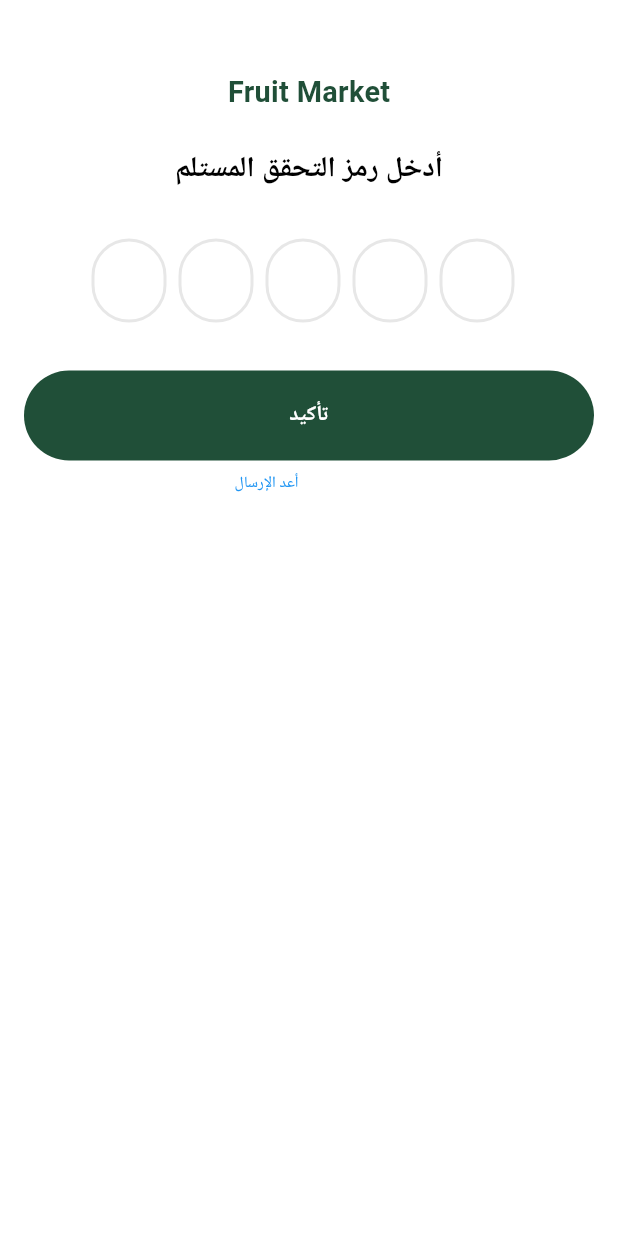
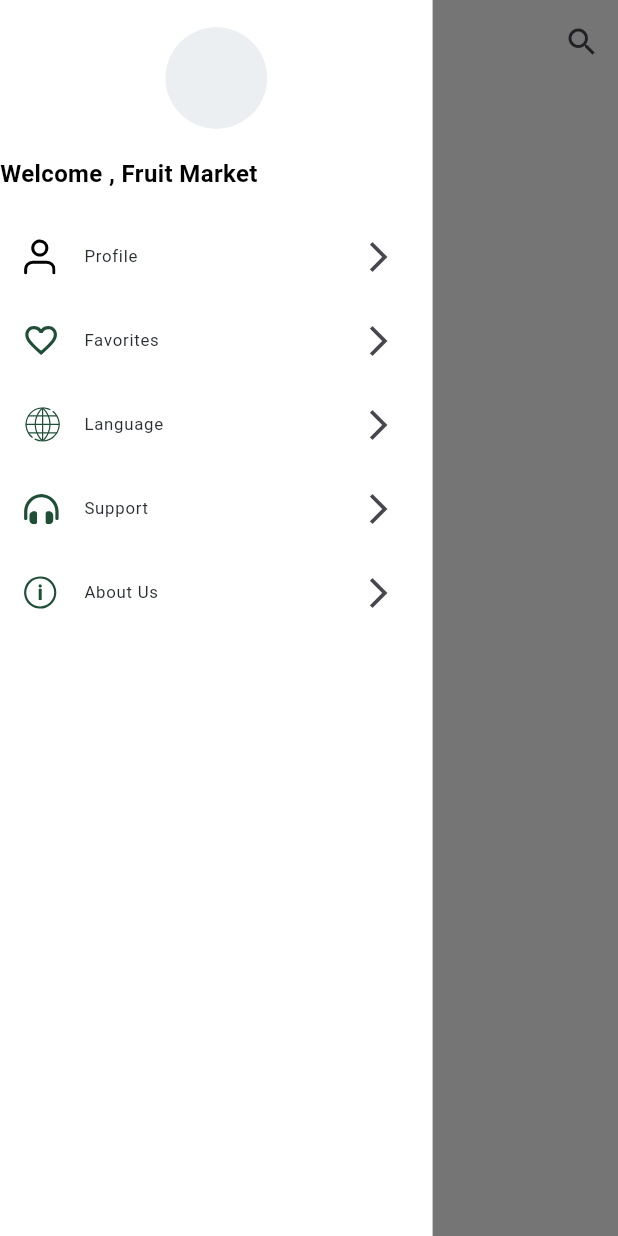
Before and after one commit to IbrahemZakria/responsive_fruits, a Flutter app: the screen it shows after launch, with the side drawer open (before the commit the screen has no drawer), on a phone screen of 412 x 824 dp. Run offline on Flutter 3.47's test engine with Material 3 defaults, Android fonts, the phone set to English and light mode, and no system bars; drawn by our look-alikes of flutter_otp_text_field; our stand-ins replace flutter_svg; Roboto replaces fonts that are missing (Montserrat).

Commit message:
end drawer

```diff
--- a/lib/core/utils/assets.dart
+++ b/lib/core/utils/assets.dart
@@ -2,11 +2,23 @@
 class Assets {
   Assets._();
 
+  static const String resourceImagesAboutUs = "assets/images/about_us.svg";
+
   static const String resourceImagesFacebook = "assets/images/facebook.svg";
+
+  static const String resourceImagesFavorit = "assets/images/favorit.svg";
+
+  static const String resourceImagesGlobalLanguage = "assets/images/global_language.svg";
 
   static const String resourceImagesGoogel = "assets/images/googel.svg";
 
   static const String resourceImagesOmboarding = "assets/images/omboarding.svg";
 
+  static const String resourceImagesPerson = "assets/images/person.svg";
+
   static const String resourceImagesPhone = "assets/images/phone.svg";
+
+  static const String resourceImagesSupport = "assets/images/support.svg";
+
+  static const String resourceImagesTermsConditon = "assets/images/terms_conditon.svg";
 }
--- a/lib/core/utils/functions/on_generate_route.dart
+++ b/lib/core/utils/functions/on_generate_route.dart
@@ -4,6 +4,7 @@ import 'package:responsive_fruits/features/auth/presentation/pages/o_t_p_views.d
 import 'package:responsive_fruits/features/auth/presentation/pages/sign_in.dart';
 import 'package:responsive_fruits/features/auth/presentation/pages/phone_sign_up_page.dart';
 import 'package:responsive_fruits/features/auth/presentation/pages/sign_up.dart';
+import 'package:responsive_fruits/features/home.dart/presentation/pages/home_page.dart';
 import 'package:responsive_fruits/features/onboarding/presentation/pages/on_boarding_view.dart';
 
 Route<dynamic> onGenerateRoute(RouteSettings settings) {
@@ -20,6 +21,8 @@ Route<dynamic> onGenerateRoute(RouteSettings settings) {
       return MaterialPageRoute(builder: (context) => ForgetPasswordPage());
     case OTPViews.routeName:
       return MaterialPageRoute(builder: (context) => OTPViews());
+    case HomePage.routeName:
+      return MaterialPageRoute(builder: (context) => HomePage());
 
     default:
       return MaterialPageRoute(
--- /dev/null
+++ b/lib/features/home.dart/data/models/drawer_item_model.dart
@@ -0,0 +1,10 @@
+class DrawerItemModel {
+  final String titel, image;
+  final void Function()? onTap;
+
+  DrawerItemModel({
+    required this.titel,
+    required this.image,
+    required this.onTap,
+  });
+}
--- /dev/null
+++ b/lib/features/home.dart/presentation/pages/home_page.dart
@@ -0,0 +1,28 @@
+import 'package:flutter/material.dart';
+import 'package:responsive_fruits/core/utils/helper/thems/app_text_syles.dart';
+import 'package:responsive_fruits/features/home.dart/presentation/widgets/drawer_widgets/drawer_body.dart';
+
+class HomePage extends StatelessWidget {
+  const HomePage({super.key});
+  static const String routeName = "HomePage";
+
+  @override
+  Widget build(BuildContext context) {
+    return Scaffold(
+      appBar: MediaQuery.sizeOf(context).width < 600
+          ? AppBar(
+              backgroundColor: Colors.transparent,
+              elevation: 0,
+              centerTitle: true,
+              actions: [IconButton(onPressed: () {}, icon: Icon(Icons.search))],
+              title: Text(
+                "Fruit Market",
+                style: AppTextSyles.textStyle20sb(context),
+              ),
+            )
+          : null,
+      drawer: MediaQuery.sizeOf(context).width <= 600 ? DrawerBody() : null,
+      body: Container(),
+    );
+  }
+}
--- /dev/null
+++ b/lib/features/home.dart/presentation/widgets/drawer_widgets/drawer_body.dart
@@ -0,0 +1,36 @@
+import 'package:flutter/material.dart';
+import 'package:responsive_fruits/core/utils/helper/thems/app_text_syles.dart';
+import 'package:responsive_fruits/features/home.dart/presentation/widgets/drawer_widgets/drawer_items.dart';
+import 'package:responsive_fruits/features/home.dart/presentation/widgets/user_avatar.dart';
+import 'package:responsive_fruits/generated/l10n.dart';
+
+class DrawerBody extends StatelessWidget {
+  const DrawerBody({super.key});
+
+  @override
+  Widget build(BuildContext context) {
+    return Expanded(
+      flex: 2,
+      child: Container(
+        width: MediaQuery.sizeOf(context).width * .7,
+        color: Colors.white,
+        child: CustomScrollView(
+          slivers: [
+            SliverToBoxAdapter(child: SizedBox(height: 16)),
+            SliverToBoxAdapter(child: CustomUserAvatar()),
+            SliverToBoxAdapter(child: SizedBox(height: 16)),
+
+            SliverToBoxAdapter(
+              child: Text(
+                "${S.of(context).welcome} , Fruit Market",
+                style: AppTextSyles.textStyle22B(context),
+              ),
+            ),
+            SliverToBoxAdapter(child: SizedBox(height: 16)),
+            DrawerItems(),
+          ],
+        ),
+      ),
+    );
+  }
+}
--- /dev/null
+++ b/lib/features/home.dart/presentation/widgets/drawer_widgets/drawer_item.dart
@@ -0,0 +1,18 @@
+import 'package:flutter/material.dart';
+import 'package:flutter_svg/svg.dart';
+import 'package:responsive_fruits/core/utils/helper/thems/app_text_syles.dart';
+import 'package:responsive_fruits/features/home.dart/data/models/drawer_item_model.dart';
+
+class DrawerItem extends StatelessWidget {
+  const DrawerItem({super.key, required this.model});
+  final DrawerItemModel model;
+
+  @override
+  Widget build(BuildContext context) {
+    return ListTile(
+      trailing: Icon(Icons.arrow_forward_ios_outlined),
+      leading: SvgPicture.asset(model.image),
+      title: Text(model.titel, style: AppTextSyles.textStyle14re(context)),
+    );
+  }
+}
--- /dev/null
+++ b/lib/features/home.dart/presentation/widgets/drawer_widgets/drawer_items.dart
@@ -0,0 +1,54 @@
+import 'package:flutter/material.dart';
+import 'package:responsive_fruits/core/utils/assets.dart';
+import 'package:responsive_fruits/features/home.dart/data/models/drawer_item_model.dart';
+import 'package:responsive_fruits/features/home.dart/presentation/widgets/drawer_widgets/drawer_item.dart';
+import 'package:responsive_fruits/generated/l10n.dart';
+
+class DrawerItems extends StatefulWidget {
+  const DrawerItems({super.key});
+
+  @override
+  State<DrawerItems> createState() => _DrawerItemsState();
+}
+
+class _DrawerItemsState extends State<DrawerItems> {
+  int selectedIndex = 0;
+  @override
+  Widget build(BuildContext context) {
+    List<DrawerItemModel> models = [
+      DrawerItemModel(
+        titel: S.of(context).profile,
+        image: Assets.resourceImagesPerson,
+        onTap: () {},
+      ),
+      DrawerItemModel(
+        titel: S.of(context).favorites,
+        image: Assets.resourceImagesFavorit,
+        onTap: () {},
+      ),
+      DrawerItemModel(
+        titel: S.of(context).language,
+        image: Assets.resourceImagesGlobalLanguage,
+        onTap: () {},
+      ),
+      DrawerItemModel(
+        titel: S.of(context).support,
+        image: Assets.resourceImagesSupport,
+        onTap: () {},
+      ),
+      DrawerItemModel(
+        titel: S.of(context).about_us,
+        image: Assets.resourceImagesAboutUs,
+        onTap: () {},
+      ),
+    ];
+
+    return SliverList.builder(
+      itemCount: models.length,
+      itemBuilder: (context, index) => GestureDetector(
+        onTap: models[index].onTap,
+        child: DrawerItem(model: models[index]),
+      ),
+    );
+  }
+}
--- /dev/null
+++ b/lib/features/home.dart/presentation/widgets/user_avatar.dart
@@ -0,0 +1,190 @@
+import 'dart:io';
+import 'package:flutter/material.dart';
+
+class CustomUserAvatar extends StatelessWidget {
+  final double size;
+  final String? imageUrl; // image from network
+  final File? fileImage; // image from local File
+  final String? initials; // fallback initials like "IB"
+  final Color backgroundColor;
+  final Color initialsColor;
+  final double borderWidth;
+  final Color? borderColor;
+  final bool showStatus; // show status indicator (bottom-right)
+  final Color statusColor; // online/offline color
+  final double statusSize;
+  final bool showEditIcon; // small edit pencil overlay
+  final VoidCallback? onTap;
+
+  const CustomUserAvatar({
+    super.key,
+    this.size = 72,
+    this.imageUrl,
+    this.fileImage,
+    this.initials,
+    this.backgroundColor = const Color(0xFFECEFF1),
+    this.initialsColor = Colors.black87,
+    this.borderWidth = 2,
+    this.borderColor,
+    this.showStatus = false,
+    this.statusColor = Colors.green,
+    this.statusSize = 16,
+    this.showEditIcon = false,
+    this.onTap,
+  });
+
+  Widget _buildImage(BuildContext context) {
+    // Priority: local file -> network -> initials placeholder
+    if (fileImage != null) {
+      return ClipOval(
+        child: Image.file(
+          fileImage!,
+          width: size,
+          height: size,
+          fit: BoxFit.cover,
+        ),
+      );
+    }
+
+    if (imageUrl != null && imageUrl!.isNotEmpty) {
+      return ClipOval(
+        child: Image.network(
+          imageUrl!,
+          width: size,
+          height: size,
+          fit: BoxFit.cover,
+          loadingBuilder: (context, child, progress) {
+            if (progress == null) return child;
+            return Container(
+              width: size,
+              height: size,
+              alignment: Alignment.center,
+              child: CircularProgressIndicator(
+                value: progress.expectedTotalBytes != null
+                    ? progress.cumulativeBytesLoaded /
+                          (progress.expectedTotalBytes ?? 1)
+                    : null,
+                strokeWidth: 2,
+              ),
+            );
+          },
+          errorBuilder: (context, error, stackTrace) => _initialsPlaceholder(),
+        ),
+      );
+    }
+
+    return _initialsPlaceholder();
+  }
+
+  Widget _initialsPlaceholder() {
+    final String text = (initials ?? '').trim();
+    return Container(
+      width: size,
+      height: size,
+      decoration: BoxDecoration(color: backgroundColor, shape: BoxShape.circle),
+      alignment: Alignment.center,
+      child: Text(
+        text.isNotEmpty ? text : '',
+        style: TextStyle(
+          color: initialsColor,
+          fontSize: size * 0.36,
+          fontWeight: FontWeight.w600,
+        ),
+      ),
+    );
+  }
+
+  @override
+  Widget build(BuildContext context) {
+    final borderClr = borderColor ?? Theme.of(context).scaffoldBackgroundColor;
+
+    return Row(
+      mainAxisAlignment: MainAxisAlignment.center,
+      children: [
+        GestureDetector(
+          onTap: onTap,
+          child: SizedBox(
+            width: size,
+            height: size,
+            child: Stack(
+              clipBehavior: Clip.none,
+              children: [
+                // Border + Image/Placeholder
+                Container(
+                  width: size,
+                  height: size,
+                  decoration: BoxDecoration(
+                    shape: BoxShape.circle,
+                    border: Border.all(color: borderClr, width: borderWidth),
+                  ),
+                  child: ClipOval(child: _buildImage(context)),
+                ),
+
+                // Status indicator (bottom-right)
+                if (showStatus)
+                  Positioned(
+                    right: -borderWidth / 2,
+                    bottom: -borderWidth / 2,
+                    child: Container(
+                      width: statusSize,
+                      height: statusSize,
+                      decoration: BoxDecoration(
+                        color: Colors.white, // outer ring
+                        shape: BoxShape.circle,
+                      ),
+                      child: Center(
+                        child: Container(
+                          width: statusSize - 6,
+                          height: statusSize - 6,
+                          decoration: BoxDecoration(
+                            color: statusColor,
+                            shape: BoxShape.circle,
+                            boxShadow: [
+                              BoxShadow(
+                                color: Colors.black12,
+                                blurRadius: 2,
+                                offset: Offset(0, 1),
+                              ),
+                            ],
+                          ),
+                        ),
+                      ),
+                    ),
+                  ),
+
+                // Small edit icon overlay (top-right)
+                if (showEditIcon)
+                  Positioned(
+                    right: -4,
+                    top: -4,
+                    child: Material(
+                      color: Colors.transparent,
+                      child: InkWell(
+                        onTap: onTap,
+                        borderRadius: BorderRadius.circular(16),
+                        child: Container(
+                          padding: EdgeInsets.all(4),
+                          decoration: BoxDecoration(
+                            color: Colors.white,
+                            shape: BoxShape.circle,
+                            boxShadow: [
+                              BoxShadow(color: Colors.black12, blurRadius: 4),
+                            ],
+                          ),
+                          child: Icon(
+                            Icons.edit,
+                            size: size * 0.18,
+                            color: Theme.of(context).primaryColor,
+                          ),
+                        ),
+                      ),
+                    ),
+                  ),
+              ],
+            ),
+          ),
+        ),
+      ],
+    );
+  }
+}
--- a/lib/l10n/intl_ar.arb
+++ b/lib/l10n/intl_ar.arb
@@ -110,7 +110,30 @@
 "@not_received": {},
 
 "send_again": "أعد الإرسال",
-"@send_again": {}
+"@send_again": {},
+
+  "welcome": "مرحبًا",
+  "@welcome": {},
+
+  "profile": "الحساب",
+  "@profile": {},
+
+  "favorites": "المفضلة",
+  "@favorites": {},
+
+  "language": "اللغة",
+  "@language": {},
+
+  "support": "الدعم",
+  "@support": {},
+
+  "about_us": "من نحن",
+  "@about_us": {},
+
+  "terms_conditions": "الشروط والأحكام",
+  "@terms_conditions": {}
+
+
 
 
 }
--- a/lib/l10n/intl_en.arb
+++ b/lib/l10n/intl_en.arb
@@ -114,7 +114,30 @@
 "@enter_received_otp": {},
 
 "confirm": "Confirm",
-"@confirm": {}
+"@confirm": {},
+
+  "welcome": "Welcome",
+  "@welcome": {},
+
+  "profile": "Profile",
+  "@profile": {},
+
+  "favorites": "Favorites",
+  "@favorites": {},
+
+  "language": "Language",
+  "@language": {},
+
+  "support": "Support",
+  "@support": {},
+
+  "about_us": "About Us",
+  "@about_us": {},
+
+  "terms_conditions": "Terms & Conditions",
+  "@terms_conditions": {}
+
+
 
 
 
--- a/lib/responsive_fruits.dart
+++ b/lib/responsive_fruits.dart
@@ -1,6 +1,7 @@
 import 'package:flutter/material.dart';
 import 'package:responsive_fruits/core/utils/functions/on_generate_route.dart';
 import 'package:responsive_fruits/features/auth/presentation/pages/o_t_p_views.dart';
+import 'package:responsive_fruits/features/home.dart/presentation/pages/home_page.dart';
 import 'package:responsive_fruits/features/onboarding/presentation/pages/on_boarding_view.dart';
 import 'package:flutter_localizations/flutter_localizations.dart';
 import 'generated/l10n.dart';
@@ -17,11 +18,11 @@ class ResponsiveFruits extends StatelessWidget {
         GlobalWidgetsLocalizations.delegate,
         GlobalCupertinoLocalizations.delegate,
       ],
-      locale: Locale("ar"),
+      locale: Locale("en"),
       supportedLocales: S.delegate.supportedLocales,
       debugShowCheckedModeBanner: false,
       onGenerateRoute: onGenerateRoute,
-      initialRoute: OTPViews.routeName,
+      initialRoute: HomePage.routeName,
       title: 'Flutter Demo',
       theme: ThemeData(
         fontFamily: 'Montserrat',
--- a/pubspec.yaml
+++ b/pubspec.yaml
@@ -41,6 +41,7 @@ dependencies:
   # Use with the CupertinoIcons class for iOS style icons.
   cupertino_icons: ^1.0.8
   flutter_otp_text_field: ^1.5.1+1
+  carousel_slider: ^5.1.1
 
 dev_dependencies:
   flutter_test:
```
Also changed, not shown: assets/images/about_us.svg (added), assets/images/favorit.svg (added), assets/images/global_language.svg (added), assets/images/person.svg (added), assets/images/support.svg (added), assets/images/terms_conditon.svg (added), lib/generated/intl/messages_ar.dart, lib/generated/intl/messages_en.dart, lib/generated/l10n.dart, pubspec.lock.
